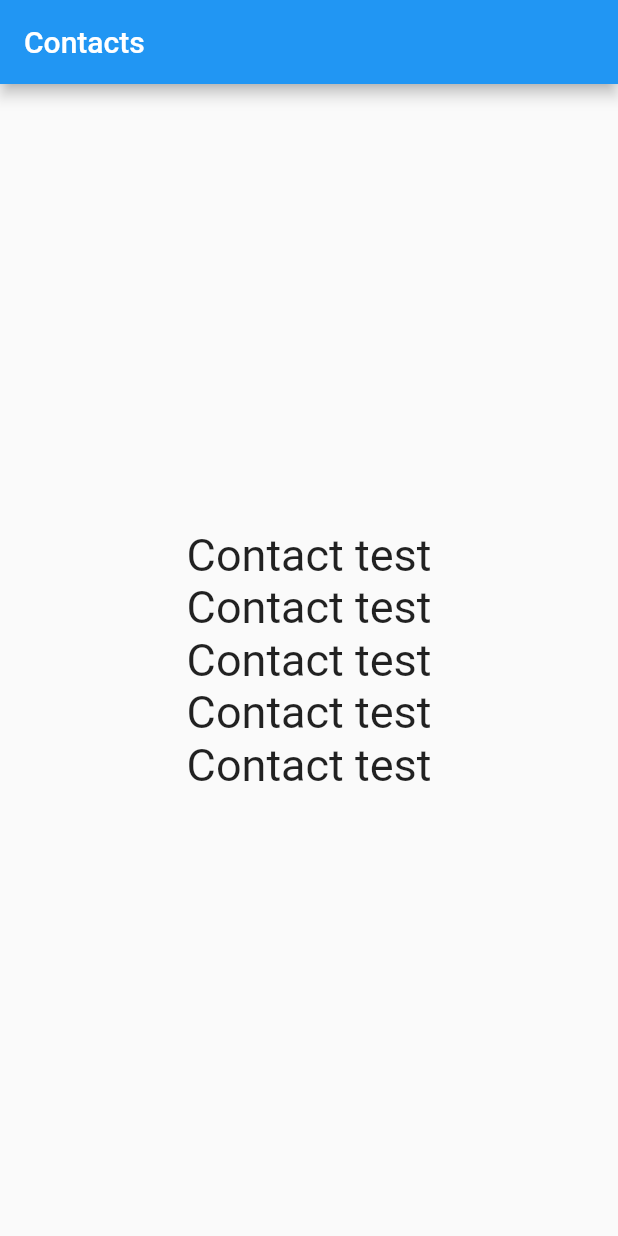
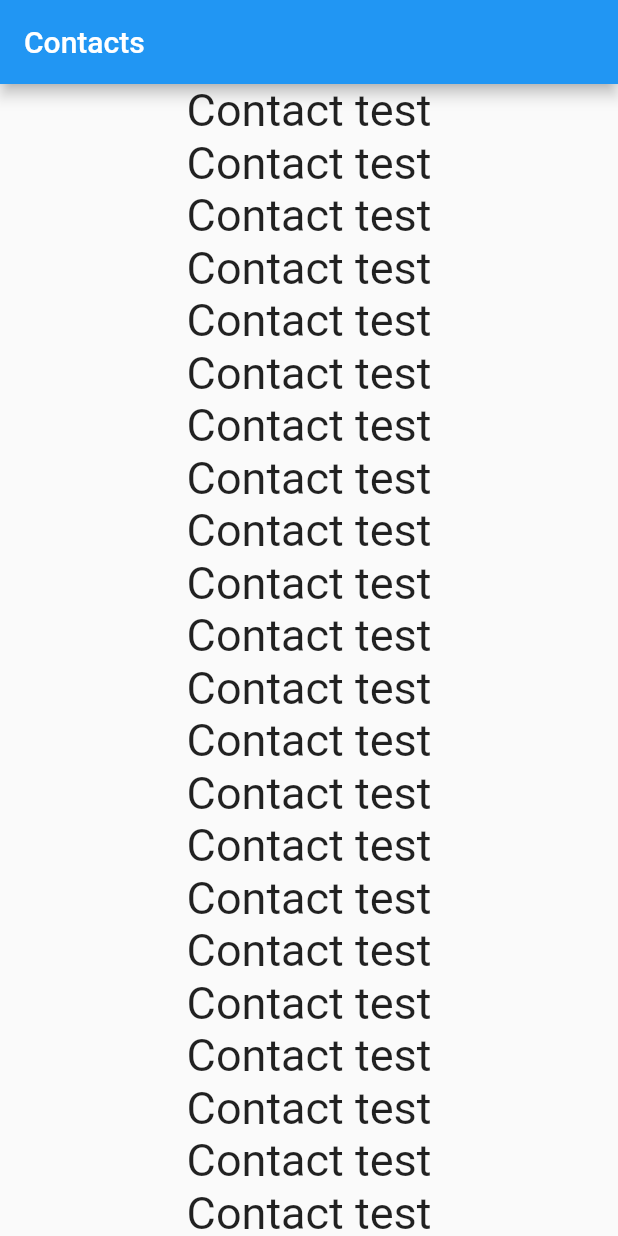
Before and after one commit to SamuelWorld20/Contact_app, a Flutter app: the screen it shows after launch, on a phone screen of 412 x 824 dp. Run offline on Flutter 3.47's test engine with Material 2 defaults, Android fonts, the phone set to English and light mode, and no system bars.

Commit message:
added list view

```diff
--- a/lib/ui/contacts_list/contacts_list_page.dart
+++ b/lib/ui/contacts_list/contacts_list_page.dart
@@ -7,31 +7,13 @@ class ContactsListPage extends StatelessWidget {
       appBar: AppBar(
         title: const Text('Contacts'),
       ),
-      body: Center(
-        child: Column(
-          mainAxisSize: MainAxisSize.min,
-          children: [
-            Text(
-              'Contact test',
-              style: TextStyle(fontSize: 30),
-            ),
-            Text(
-              'Contact test',
-              style: TextStyle(fontSize: 30),
-            ),
-            Text(
-              'Contact test',
-              style: TextStyle(fontSize: 30),
-            ),
-            Text(
-              'Contact test',
-              style: TextStyle(fontSize: 30),
-            ),
-            Text(
-              'Contact test',
-              style: TextStyle(fontSize: 30),
-            ),
-          ],
+      body: ListView.builder(
+        itemCount: 30,
+        itemBuilder: (context, index) => Center(
+          child: Text(
+            'Contact test',
+            style: TextStyle(fontSize: 30),
+          ),
         ),
       ),
     );
```
